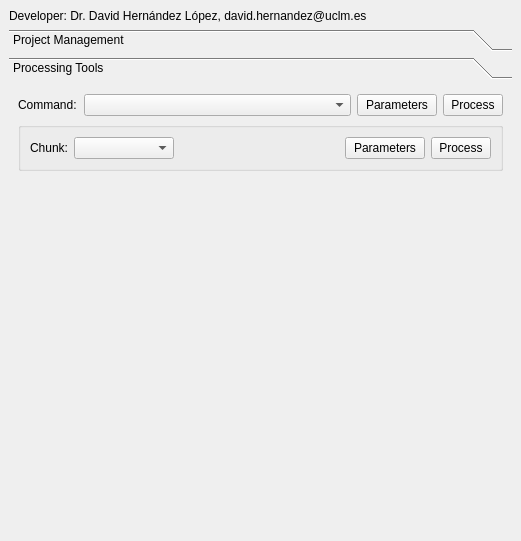
The window that photogrammetry_tools_dockwidget_base.ui (UCLM-PAFyC/photogrammetry_tools) describes before a commit, drawn with Qt 5.
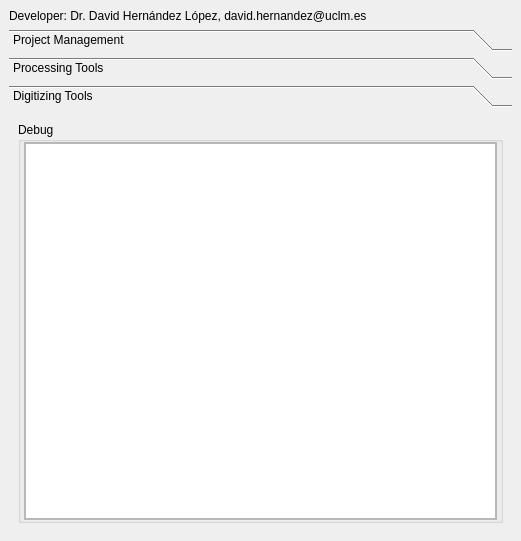
The same window after the commit. Custom widgets are drawn as their Qt base class.

Commit message: Imagenes ordenadas: primero las más centradas;

What changed in the file:
```diff
--- a/photogrammetry_tools_dockwidget_base.ui
+++ b/photogrammetry_tools_dockwidget_base.ui
@@ -37,7 +37,7 @@
        </size>
       </property>
       <property name="currentIndex">
-       <number>1</number>
+       <number>2</number>
       </property>
       <widget class="QWidget" name="projectDefinitionPage">
        <property name="geometry">
@@ -1055,7 +1055,7 @@
          <x>0</x>
          <y>0</y>
          <width>503</width>
-         <height>424</height>
+         <height>401</height>
         </rect>
        </property>
        <attribute name="label">
@@ -1194,6 +1194,74 @@
         </item>
        </layout>
       </widget>
+      <widget class="QWidget" name="digitizingToolsPage">
+       <attribute name="label">
+        <string>Digitizing Tools</string>
+       </attribute>
+       <layout class="QVBoxLayout" name="verticalLayout">
+        <item>
+         <widget class="QGroupBox" name="debugGroupBox">
+          <property name="title">
+           <string>Debug</string>
+          </property>
+          <layout class="QVBoxLayout" name="verticalLayout_3">
+           <property name="spacing">
+            <number>0</number>
+           </property>
+           <property name="leftMargin">
+            <number>3</number>
+           </property>
+           <property name="topMargin">
+            <number>0</number>
+           </property>
+           <property name="rightMargin">
+            <number>3</number>
+           </property>
+           <property name="bottomMargin">
+            <number>0</number>
+           </property>
+           <item>
+            <widget class="QScrollArea" name="debugScrollArea">
+             <property name="widgetResizable">
+              <bool>true</bool>
+             </property>
+             <widget class="QWidget" name="scrollAreaWidgetContents">
+              <property name="geometry">
+               <rect>
+                <x>0</x>
+                <y>0</y>
+                <width>475</width>
+                <height>366</height>
+               </rect>
+              </property>
+              <layout class="QVBoxLayout" name="verticalLayout_2">
+               <property name="spacing">
+                <number>0</number>
+               </property>
+               <property name="leftMargin">
+                <number>0</number>
+               </property>
+               <property name="topMargin">
+                <number>0</number>
+               </property>
+               <property name="rightMargin">
+                <number>0</number>
+               </property>
+               <property name="bottomMargin">
+                <number>0</number>
+               </property>
+               <item>
+                <widget class="QTextEdit" name="debugTextEdit"/>
+               </item>
+              </layout>
+             </widget>
+            </widget>
+           </item>
+          </layout>
+         </widget>
+        </item>
+       </layout>
+      </widget>
      </widget>
     </item>
    </layout>
```
Left out of the diff: 4 changed lines with no effect on the pictures. The commit also changes 2 other files.
